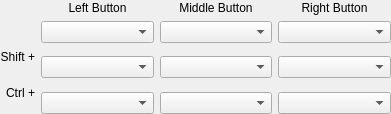
vbnhfylbh/ParaView, file Qt/ApplicationComponents/Resources/UI/pqCameraManipulatorWidget.ui: the form before one commit.
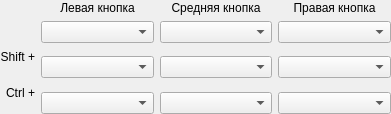
The form after the commit.

Patch:
```diff
--- a/Qt/ApplicationComponents/Resources/UI/pqCameraManipulatorWidget.ui
+++ b/Qt/ApplicationComponents/Resources/UI/pqCameraManipulatorWidget.ui
@@ -26,7 +26,7 @@
    <item row="0" column="1">
     <widget class="QLabel" name="label_3">
      <property name="text">
-      <string>Left Button</string>
+      <string>Левая кнопка</string>
      </property>
      <property name="alignment">
       <set>Qt::AlignCenter</set>
@@ -36,7 +36,7 @@
    <item row="0" column="2">
     <widget class="QLabel" name="label_4">
      <property name="text">
-      <string>Middle Button</string>
+      <string>Средняя кнопка</string>
      </property>
      <property name="alignment">
       <set>Qt::AlignCenter</set>
@@ -46,7 +46,7 @@
    <item row="0" column="3">
     <widget class="QLabel" name="label_5">
      <property name="text">
-      <string>Right Button</string>
+      <string>Правая кнопка</string>
      </property>
      <property name="alignment">
       <set>Qt::AlignCenter</set>
```
Left out of the diff: 2 changed lines with no effect on the pictures.
